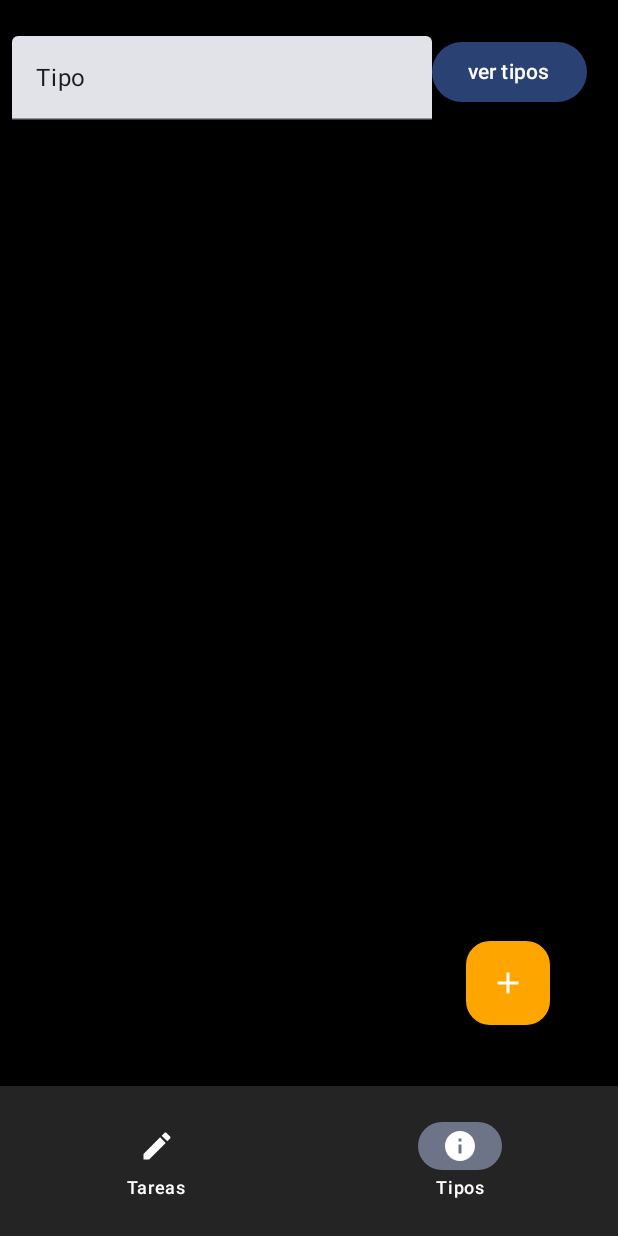
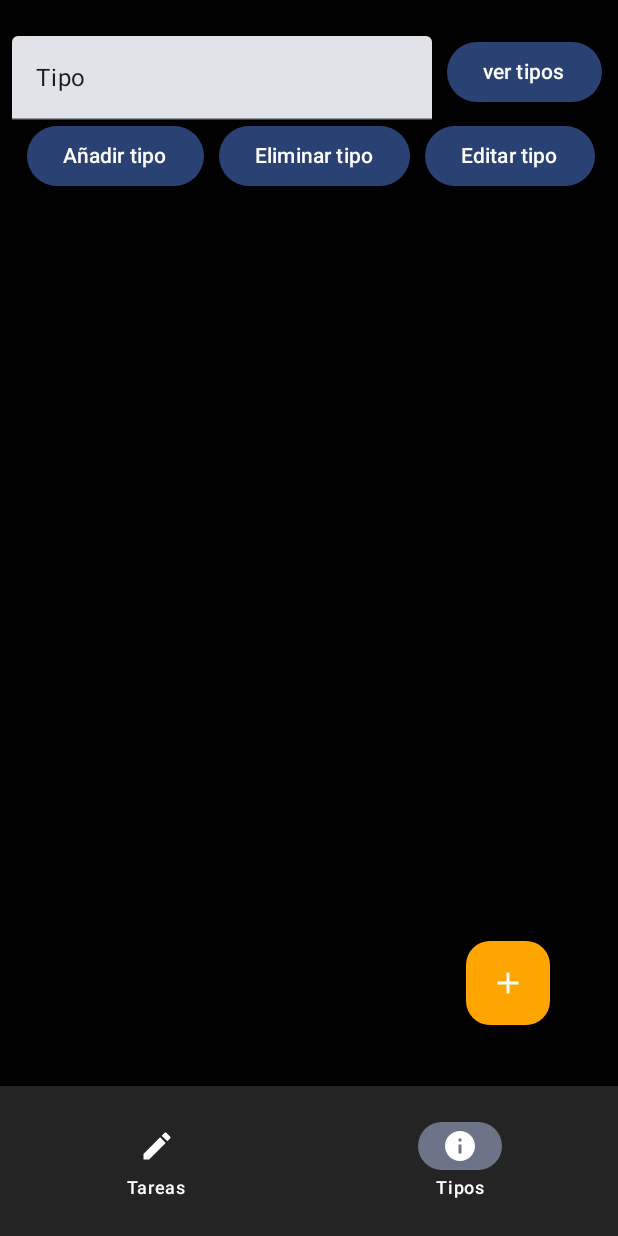
Before and after one commit to SamuelRiveira/Tareas, an Android app built with Jetpack Compose: the tipo_tarea screen opened through its navigation route, on a phone screen of 412 x 824 dp. Run offline under Robolectric (Android 15) with nearby library versions, the phone set to English and light mode, and no system bars.

Commit message:
Añadido botones CRUD

```diff
--- a/app/src/main/java/dev/samu/tareas/screens/TipoTarea.kt
+++ b/app/src/main/java/dev/samu/tareas/screens/TipoTarea.kt
@@ -1,20 +1,17 @@
 package dev.samu.tareas.screens
 
 import androidx.compose.foundation.background
+import androidx.compose.foundation.layout.Arrangement
 import androidx.compose.foundation.layout.Box
 import androidx.compose.foundation.layout.Column
 import androidx.compose.foundation.layout.Row
 import androidx.compose.foundation.layout.fillMaxSize
 import androidx.compose.foundation.layout.height
 import androidx.compose.foundation.layout.padding
-import androidx.compose.foundation.lazy.LazyColumn
 import androidx.compose.material.icons.Icons
 import androidx.compose.material.icons.filled.Add
 import androidx.compose.material.icons.filled.Edit
 import androidx.compose.material.icons.filled.Info
-import androidx.compose.material.icons.outlined.Check
-import androidx.compose.material.icons.outlined.Favorite
-import androidx.compose.material.icons.outlined.Home
 import androidx.compose.material3.BottomAppBar
 import androidx.compose.material3.Button
 import androidx.compose.material3.DropdownMenu
@@ -22,11 +19,9 @@ import androidx.compose.material3.DropdownMenuItem
 import androidx.compose.material3.ExperimentalMaterial3Api
 import androidx.compose.material3.FloatingActionButton
 import androidx.compose.material3.Icon
-import androidx.compose.material3.MaterialTheme
 import androidx.compose.material3.NavigationBarItem
 import androidx.compose.material3.Text
 import androidx.compose.material3.TextField
-import androidx.compose.material3.TextFieldDefaults
 import androidx.compose.runtime.Composable
 import androidx.compose.runtime.getValue
 import androidx.compose.runtime.mutableStateOf
@@ -35,18 +30,12 @@ import androidx.compose.runtime.setValue
 import androidx.compose.ui.Alignment
 import androidx.compose.ui.Modifier
 import androidx.compose.ui.graphics.Color
-import androidx.compose.ui.text.TextStyle
-import androidx.compose.ui.text.font.FontWeight
 import androidx.compose.ui.unit.dp
-import androidx.compose.ui.unit.sp
 import androidx.navigation.NavHostController
 import androidx.navigation.compose.currentBackStackEntryAsState
-import dev.samu.tareas.data.Task
 import dev.samu.tareas.data.TypeTask
 import dev.samu.tareas.navigation.AppScreens
 import dev.samu.tareas.viewmodel.TypeTaskViewModel
-import java.lang.reflect.Type
-import kotlin.math.exp
 
 @OptIn(ExperimentalMaterial3Api::class)
 @Composable
@@ -76,10 +65,16 @@ fun TipoTarea(navController: NavHostController, typeTaskViewModel: TypeTaskViewM
                     Button(
                         onClick = {
                             expanded = true
-                        }
+                        },
+                        modifier = Modifier.padding(start = 10.dp)
                     ) {
                         Text(text = "ver tipos")
                     }
+                }
+                Row {
+                    Button(onClick = {}, modifier = Modifier.padding(start = 10.dp)) { Text(text = "Añadir tipo") }
+                    Button(onClick = {}, modifier = Modifier.padding(start = 10.dp)) { Text(text = "Eliminar tipo") }
+                    Button(onClick = {}, modifier = Modifier.padding(start = 10.dp)) { Text(text = "Editar tipo") }
                 }
                 DropdownMenu(
                     expanded = expanded,
```
